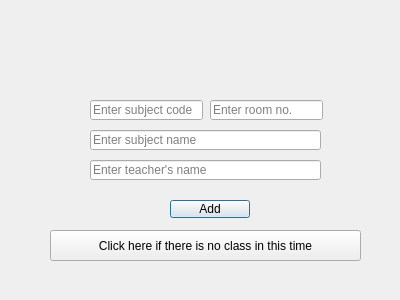
Above: addvaluestoroutine.ui from prazzx/Kakshya before the change. Below: the same form after it.
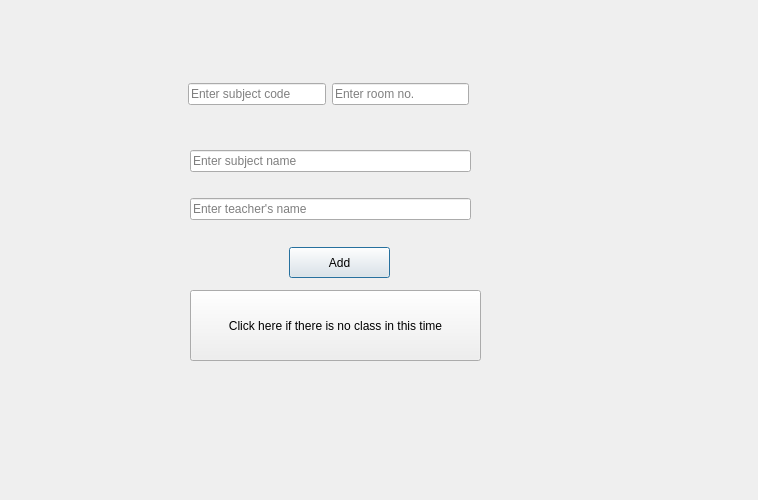
That is the form after the change.

Patch:
```diff
--- a/addvaluestoroutine.ui
+++ b/addvaluestoroutine.ui
@@ -6,72 +6,20 @@
    <rect>
     <x>0</x>
     <y>0</y>
-    <width>400</width>
-    <height>300</height>
+    <width>758</width>
+    <height>500</height>
    </rect>
   </property>
   <property name="windowTitle">
    <string>Dialog</string>
   </property>
-  <widget class="QLineEdit" name="lineEditsname">
-   <property name="geometry">
-    <rect>
-     <x>90</x>
-     <y>130</y>
-     <width>231</width>
-     <height>20</height>
-    </rect>
-   </property>
-   <property name="placeholderText">
-    <string>Enter subject name</string>
-   </property>
-  </widget>
-  <widget class="QLineEdit" name="lineEditscode">
-   <property name="geometry">
-    <rect>
-     <x>90</x>
-     <y>100</y>
-     <width>113</width>
-     <height>20</height>
-    </rect>
-   </property>
-   <property name="placeholderText">
-    <string>Enter subject code</string>
-   </property>
-  </widget>
-  <widget class="QLineEdit" name="lineEdittname">
-   <property name="geometry">
-    <rect>
-     <x>90</x>
-     <y>160</y>
-     <width>231</width>
-     <height>20</height>
-    </rect>
-   </property>
-   <property name="placeholderText">
-    <string>Enter teacher's name</string>
-   </property>
-  </widget>
-  <widget class="QLineEdit" name="lineEditrno">
-   <property name="geometry">
-    <rect>
-     <x>210</x>
-     <y>100</y>
-     <width>113</width>
-     <height>20</height>
-    </rect>
-   </property>
-   <property name="placeholderText">
-    <string>Enter room no.</string>
-   </property>
-  </widget>
   <widget class="QPushButton" name="pushButtonAdd">
    <property name="geometry">
     <rect>
-     <x>170</x>
-     <y>200</y>
-     <width>80</width>
-     <height>18</height>
+     <x>289</x>
+     <y>247</y>
+     <width>101</width>
+     <height>31</height>
     </rect>
    </property>
    <property name="text">
@@ -81,16 +29,68 @@
   <widget class="QPushButton" name="pushButtonNo">
    <property name="geometry">
     <rect>
-     <x>50</x>
-     <y>230</y>
-     <width>311</width>
-     <height>31</height>
+     <x>190</x>
+     <y>290</y>
+     <width>291</width>
+     <height>71</height>
     </rect>
    </property>
    <property name="text">
     <string>Click here if there is no class in this time</string>
    </property>
   </widget>
+  <widget class="QWidget" name="">
+   <property name="geometry">
+    <rect>
+     <x>188</x>
+     <y>69</y>
+     <width>281</width>
+     <height>51</height>
+    </rect>
+   </property>
+   <layout class="QHBoxLayout" name="horizontalLayout">
+    <item>
+     <widget class="QLineEdit" name="lineEditscode">
+      <property name="placeholderText">
+       <string>Enter subject code</string>
+      </property>
+     </widget>
+    </item>
+    <item>
+     <widget class="QLineEdit" name="lineEditrno">
+      <property name="placeholderText">
+       <string>Enter room no.</string>
+      </property>
+     </widget>
+    </item>
+   </layout>
+  </widget>
+  <widget class="QWidget" name="">
+   <property name="geometry">
+    <rect>
+     <x>190</x>
+     <y>130</y>
+     <width>281</width>
+     <height>111</height>
+    </rect>
+   </property>
+   <layout class="QVBoxLayout" name="verticalLayout">
+    <item>
+     <widget class="QLineEdit" name="lineEditsname">
+      <property name="placeholderText">
+       <string>Enter subject name</string>
+      </property>
+     </widget>
+    </item>
+    <item>
+     <widget class="QLineEdit" name="lineEdittname">
+      <property name="placeholderText">
+       <string>Enter teacher's name</string>
+      </property>
+     </widget>
+    </item>
+   </layout>
+  </widget>
  </widget>
  <resources/>
  <connections/>
```
